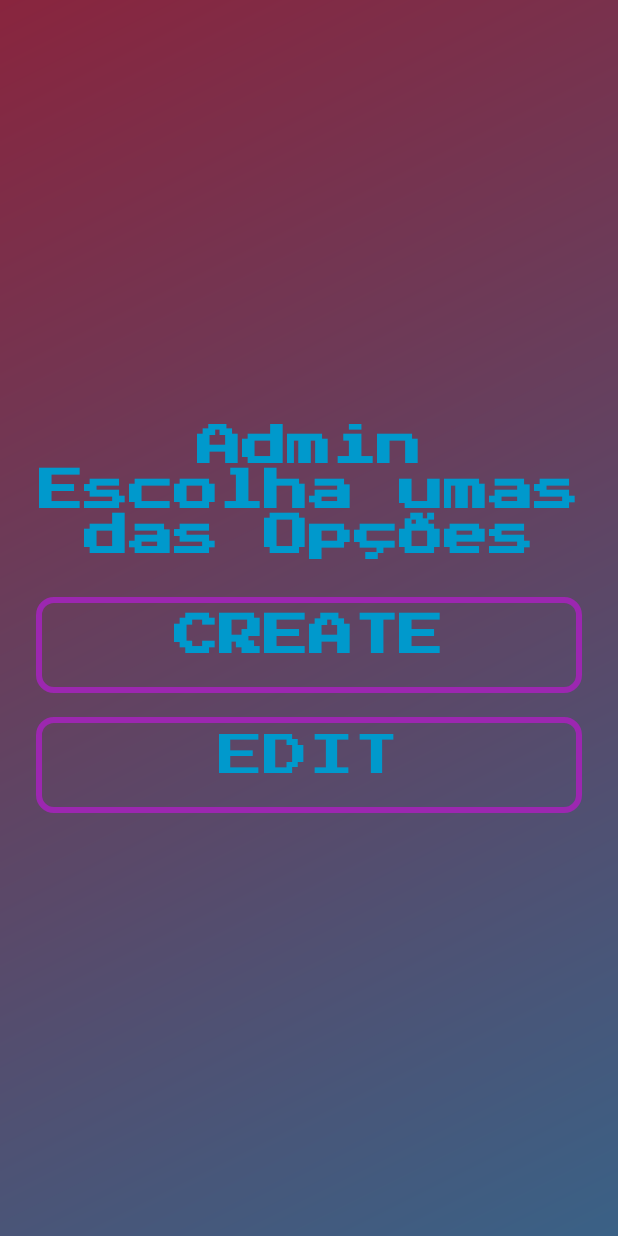
After one commit to MariaCaroll/MyNailsAdmin, an Android app: the layout acticity_principal.xml on its own in the app's theme, with its tools: preview values and no code run, on a phone screen of 412 x 824 dp. The commit adds this screen. Run offline under Robolectric (Android 15) with nearby library versions, the phone set to English and light mode, and no system bars.

Commit message:
Cadatro de usuário correto Login de usuáro em teste

```diff
--- a/app/build.gradle
+++ b/app/build.gradle
@@ -37,6 +37,7 @@ dependencies {
     implementation'com.google.firebase:firebase-auth:18.0.0'
 
 
+
 }
 apply plugin: 'com.android.application'
 apply plugin: 'com.google.gms.google-services'
--- /dev/null
+++ b/app/src/main/res/layout/acticity_principal.xml
@@ -0,0 +1,71 @@
+<?xml version="1.0" encoding="utf-8"?>
+
+<androidx.constraintlayout.widget.ConstraintLayout xmlns:android="http://schemas.android.com/apk/res/android"
+    xmlns:app="http://schemas.android.com/apk/res-auto"
+    xmlns:tools="http://schemas.android.com/tools"
+    android:layout_width="match_parent"
+    android:layout_height="match_parent"
+    android:background="@drawable/gradiente_back"
+    android:orientation="vertical">
+
+
+    <TextView
+        android:id="@+id/txtMainAdmin"
+        android:layout_width="387dp"
+        android:layout_height="99dp"
+        android:baselineAligned="true"
+        android:fontFamily="@font/pressstart_2p"
+        android:text="Admin Escolha umas das Opções"
+        android:textAlignment="center"
+        android:textColor="@android:color/holo_blue_dark"
+        android:textSize="30dp"
+        android:textStyle="bold"
+        app:layout_constraintBottom_toTopOf="@+id/btnCreateProf"
+        app:layout_constraintEnd_toEndOf="parent"
+        app:layout_constraintHorizontal_bias="0.5"
+        app:layout_constraintStart_toStartOf="parent"
+        app:layout_constraintTop_toTopOf="parent"
+        app:layout_constraintVertical_chainStyle="packed" />
+
+    <Button
+        android:id="@+id/btnCreateProf"
+        android:layout_width="0dp"
+        android:layout_height="64dp"
+        android:layout_marginStart="24dp"
+        android:layout_marginTop="16dp"
+        android:layout_marginEnd="24dp"
+        android:background="@drawable/drawable_button_login"
+        android:baselineAligned="false"
+        android:fontFamily="@font/pressstart_2p"
+        android:text="Create"
+        android:textColor="@android:color/holo_blue_dark"
+        android:textColorHint="@android:color/holo_blue_dark"
+        android:textSize="30dp"
+        android:textStyle="bold"
+        app:layout_constraintBottom_toTopOf="@+id/btnEdiProf"
+        app:layout_constraintEnd_toEndOf="parent"
+        app:layout_constraintHorizontal_bias="0.5"
+        app:layout_constraintStart_toStartOf="parent"
+        app:layout_constraintTop_toBottomOf="@+id/txtMainAdmin" />
+    />
+
+    <Button
+        android:id="@+id/btnEdiProf"
+        android:layout_width="0dp"
+        android:layout_height="64dp"
+        android:layout_marginStart="24dp"
+        android:layout_marginTop="16dp"
+        android:layout_marginEnd="24dp"
+        android:background="@drawable/drawable_button_login"
+        android:baselineAligned="false"
+        android:fontFamily="@font/pressstart_2p"
+        android:text="Edit"
+        android:textColor="@android:color/holo_blue_dark"
+        android:textColorHint="@android:color/holo_blue_dark"
+        android:textSize="30dp"
+        app:layout_constraintBottom_toBottomOf="parent"
+        app:layout_constraintEnd_toEndOf="parent"
+        app:layout_constraintHorizontal_bias="0.5"
+        app:layout_constraintStart_toStartOf="parent"
+        app:layout_constraintTop_toBottomOf="@+id/btnCreateProf" />
+</androidx.constraintlayout.widget.ConstraintLayout>
```
Also changed, not shown: app/src/main/java/com/example/mynailsadmin/activitys/CreateAdminActivity.java (+7 -0 lines), app/src/main/java/com/example/mynailsadmin/activitys/LoginActivity.java (+89 -7 lines), app/src/main/java/com/example/mynailsadmin/activitys/MainActivity.java (+28 -27 lines), app/src/main/java/com/example/mynailsadmin/activitys/PrincipalActivity.java (added, +49 -0 lines), app/src/main/res/layout/activity_login.xml (+16 -4 lines), app/src/main/res/layout/activity_main.xml (+0 -58 lines).
